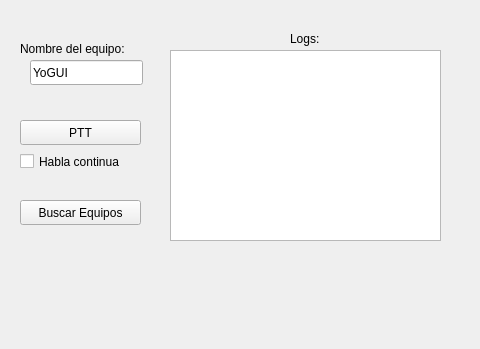
This is gui/HarmoniLAN_GUI/mainwindow.ui in angel4114z/HarmoniLAN as Qt 5 draws it before an edit; both pictures show x 0 to 480 and y 0 to 349 of the 800 by 349 pixel window. The edited form follows.
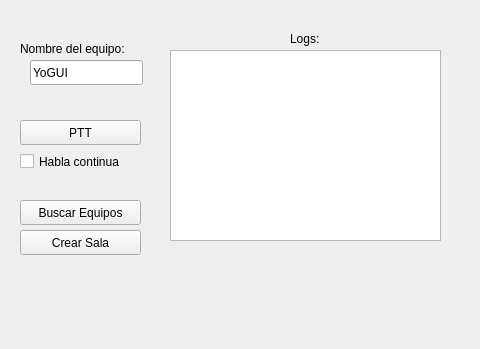
This is the edited form.

Commit message: Add "Crear Sala" button and implement room creation functionality

```diff
--- a/gui/HarmoniLAN_GUI/mainwindow.ui
+++ b/gui/HarmoniLAN_GUI/mainwindow.ui
@@ -56,6 +56,19 @@
      <string>Buscar Equipos</string>
     </property>
    </widget>
+   <widget class="QPushButton" name="btnCrearSala">
+    <property name="geometry">
+     <rect>
+      <x>20</x>
+      <y>230</y>
+      <width>121</width>
+      <height>25</height>
+     </rect>
+    </property>
+    <property name="text">
+     <string>Crear Sala</string>
+    </property>
+   </widget>
    <widget class="QTextEdit" name="txtLogs">
     <property name="geometry">
      <rect>
```
The commit also changes 2 other files.
